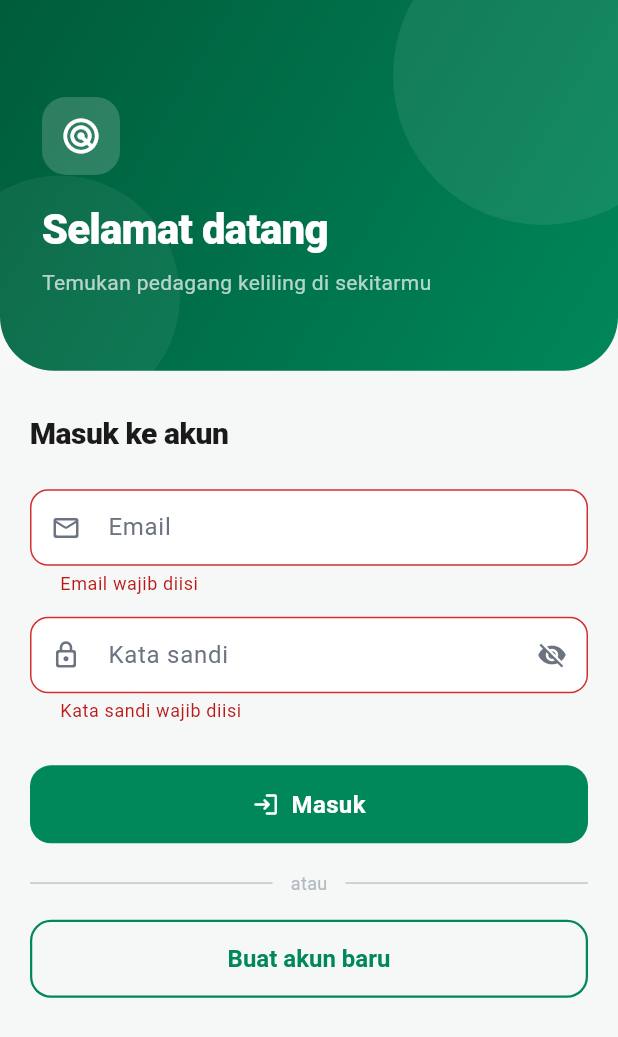
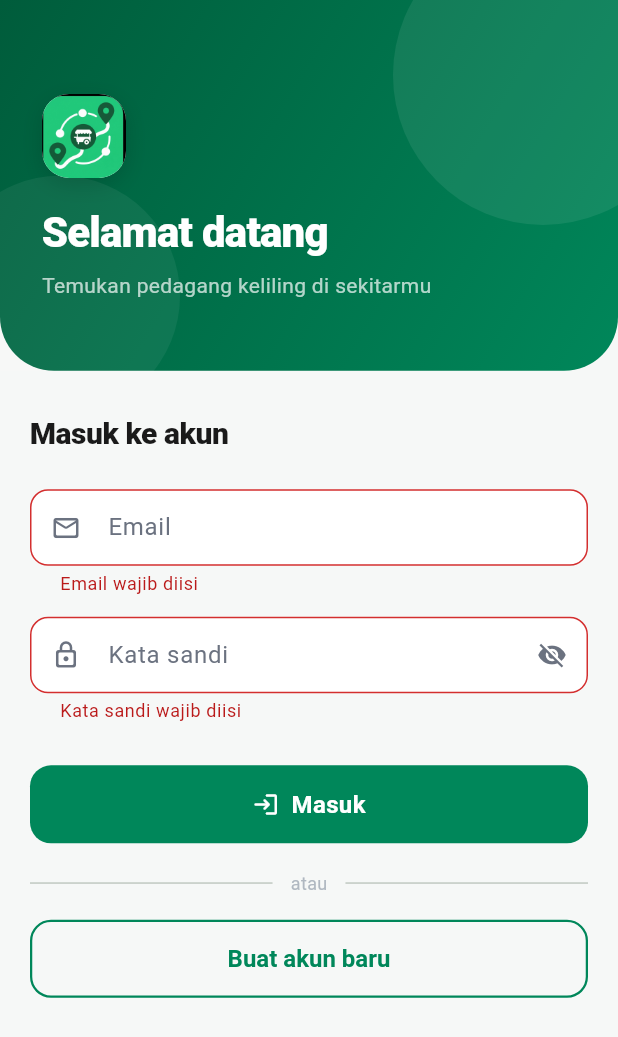
Before and after one commit to SUPERREZZ/radar_keliling, a Flutter app: the screen it shows after launch, after a tap on "Masuk", on a phone screen of 412 x 824 dp. Shown: the top 1037 px of the screen. Run offline on Flutter 3.47's test engine with Material 3 defaults, Android fonts, the phone set to English and light mode, and no system bars; our stand-ins replace cached_network_image, dio, firebase_core, firebase_messaging, flutter_map, flutter_riverpod and 5 more; accounts and stored records are empty.

Commit message:
feat(ui): add brand logo image asset to splash and login screens

```diff
--- a/frontend/radar_keliling_app/lib/features/auth/screens/login_screen.dart
+++ b/frontend/radar_keliling_app/lib/features/auth/screens/login_screen.dart
@@ -155,16 +155,23 @@ class _LoginScreenState extends ConsumerState<LoginScreen>
                           mainAxisAlignment: MainAxisAlignment.center,
                           children: [
                             Container(
-                              width: 52,
-                              height: 52,
+                              width: 56,
+                              height: 56,
                               decoration: BoxDecoration(
-                                color: Colors.white.withOpacity(0.18),
-                                borderRadius: BorderRadius.circular(16),
+                                color: Colors.white,
+                                borderRadius: BorderRadius.circular(18),
+                                boxShadow: [
+                                  BoxShadow(
+                                    color: Colors.black.withOpacity(0.14),
+                                    blurRadius: 12,
+                                    offset: const Offset(0, 4),
+                                  ),
+                                ],
                               ),
-                              child: const Icon(
-                                Icons.radar_rounded,
-                                color: Colors.white,
-                                size: 28,
+                              clipBehavior: Clip.antiAlias,
+                              child: Image.asset(
+                                'assets/images/logo.png',
+                                fit: BoxFit.cover,
                               ),
                             ),
                             const SizedBox(height: 16),
--- a/frontend/radar_keliling_app/lib/features/splash/splash_screen.dart
+++ b/frontend/radar_keliling_app/lib/features/splash/splash_screen.dart
@@ -115,10 +115,10 @@ class _SplashScreenState extends ConsumerState<SplashScreen>
                             ),
                           ],
                         ),
-                        child: const Icon(
-                          Icons.radar_rounded,
-                          size: 62,
-                          color: AppColors.primary,
+                        clipBehavior: Clip.antiAlias,
+                        child: Image.asset(
+                          'assets/images/logo.png',
+                          fit: BoxFit.cover,
                         ),
                       ),
                     ),
```
Also changed, not shown: frontend/radar_keliling_app/assets/images/logo.png (added).
